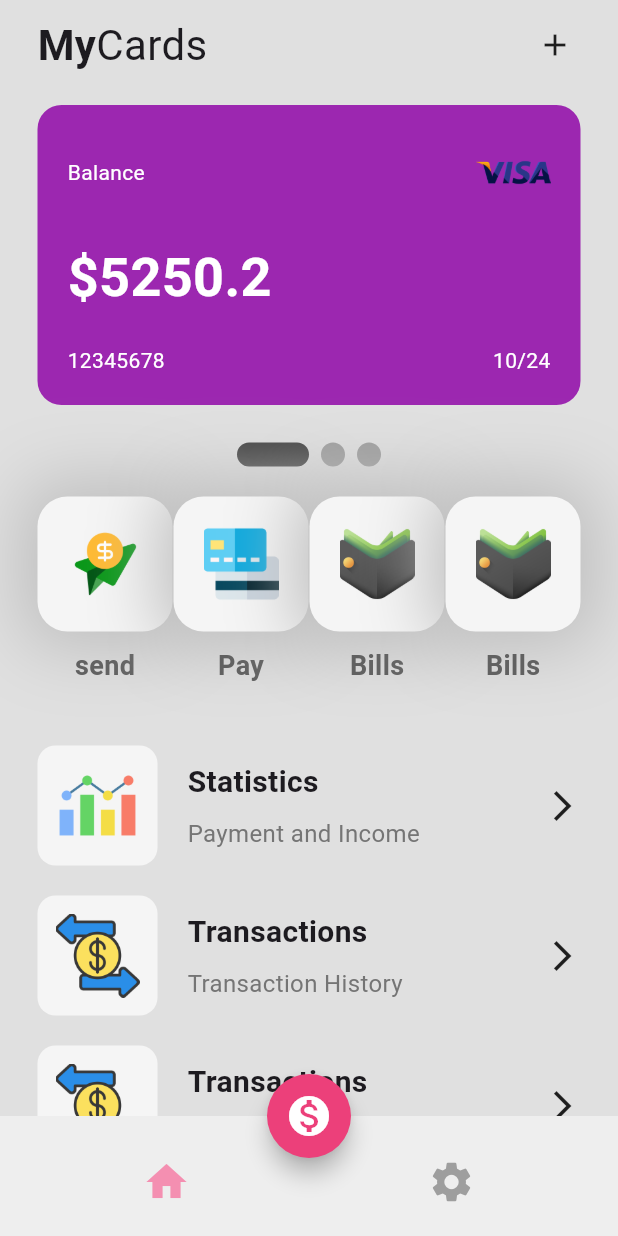
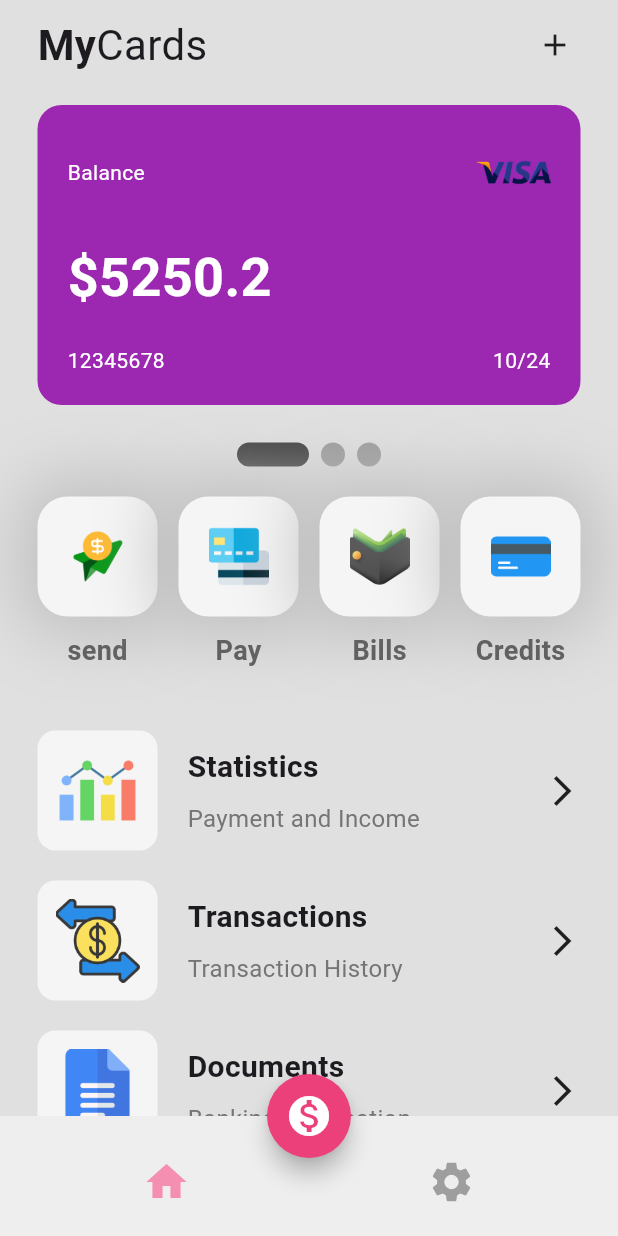
Before and after one commit to rafael-escalante/wallet_app_ui, a Flutter app: the screen it shows after launch, on a phone screen of 412 x 824 dp. Run offline on Flutter 3.47's test engine with Material 3 defaults, Android fonts, the phone set to English and light mode, and no system bars; drawn by our look-alikes of smooth_page_indicator.

Commit message:
Icons_and_Titles

```diff
--- a/lib/pages/home_page.dart
+++ b/lib/pages/home_page.dart
@@ -173,8 +173,8 @@ class _HomePageState extends State<HomePage> {
                     buttonText: "Bills",
                   ),
                   MyButton(
-                    iconImagePath: "lib/icons/bill.png",
-                    buttonText: "Bills",
+                    iconImagePath: "lib/icons/credits.png",
+                    buttonText: "Credits",
                   ),
                 ],
               ),
@@ -203,9 +203,9 @@ class _HomePageState extends State<HomePage> {
                     tileSubTitle: "Transaction History",
                   ),
                   MyListTile(
-                    iconImagePath: "lib/icons/transaction.png",
-                    tileTitle: "Transactions",
-                    tileSubTitle: "Transaction History",
+                    iconImagePath: "lib/icons/documents.png",
+                    tileTitle: "Documents",
+                    tileSubTitle: "Banking Information",
                   ),
                 ],
               ),
--- a/lib/utils/my_button.dart
+++ b/lib/utils/my_button.dart
@@ -16,7 +16,7 @@ class MyButton extends StatelessWidget {
       children: [
         //icon
         Container(
-          height: 90,
+          height: 80,
           padding: EdgeInsets.all(20),
           decoration: BoxDecoration(
             color: Colors.grey[100],
```
Also changed, not shown: lib/icons/credits.png (added), lib/icons/documents.png (added).
